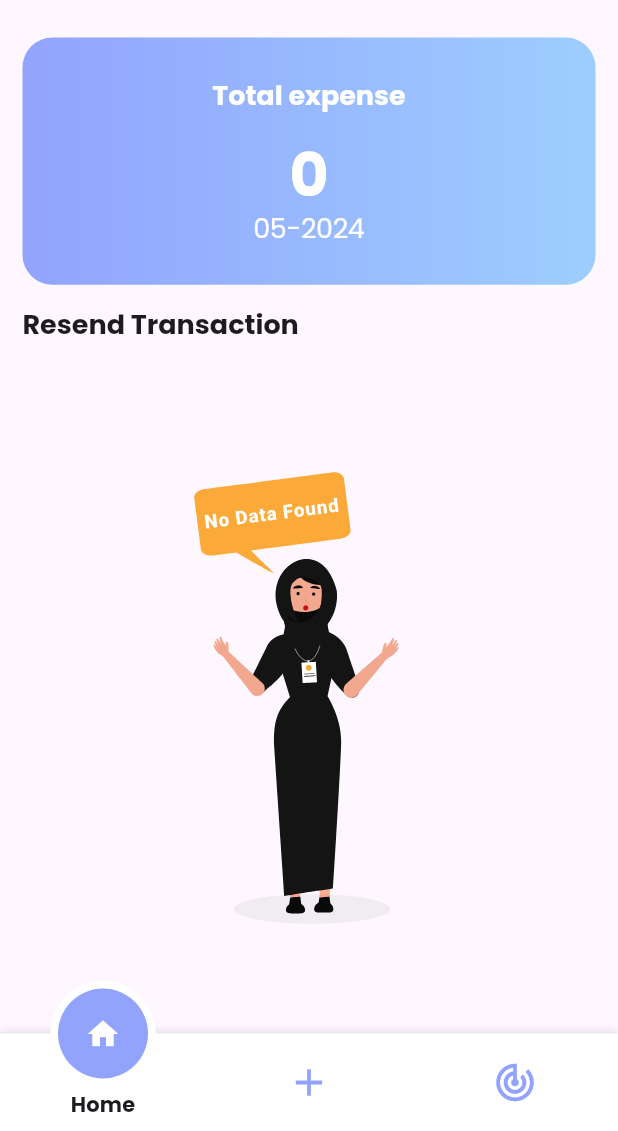
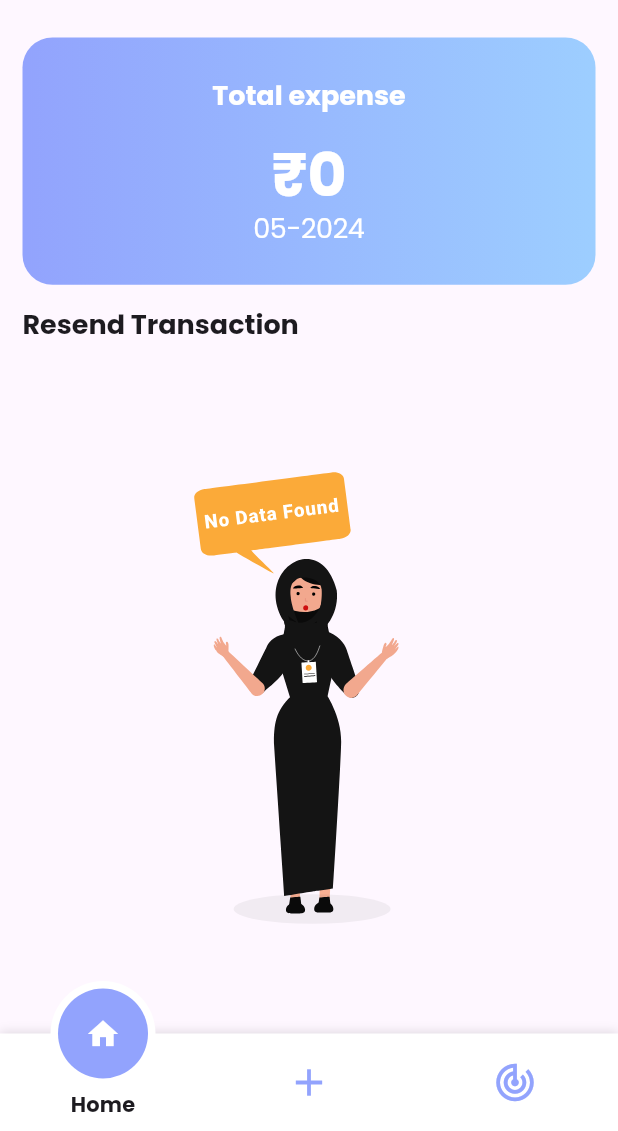
Before and after one commit to salman-kv/expense_tracker, a Flutter app: the MainPage screen opened directly, on a phone screen of 412 x 824 dp, the part 105-1236 px from its top. Run offline on Flutter 3.47's test engine with Material 3 defaults, Android fonts, the phone set to English and light mode, and no system bars; drawn by our look-alikes of motion_tab_bar_v2; our stand-ins replace firebase_auth, firebase_core, flutter_bloc, fpdart, google_fonts, hive and 3 more; missing offline and left inert: flutter_rounded_date_picker; accounts and stored records are empty.

Commit message:
add the rupee sign

```diff
--- a/lib/features/home/presentation/widgets/total_expense.dart
+++ b/lib/features/home/presentation/widgets/total_expense.dart
@@ -33,7 +33,7 @@ class TotalExpenceContainer extends StatelessWidget {
               height: MediaQuery.of(context).size.height * 0.02,
             ),
             Text(
-              context.watch<HomeBloc>().totalExpense.toString(),
+              '₹${context.watch<HomeBloc>().totalExpense.toString()}',
               style: Theme.of(context)
                   .textTheme
                   .titleLarge!
```
